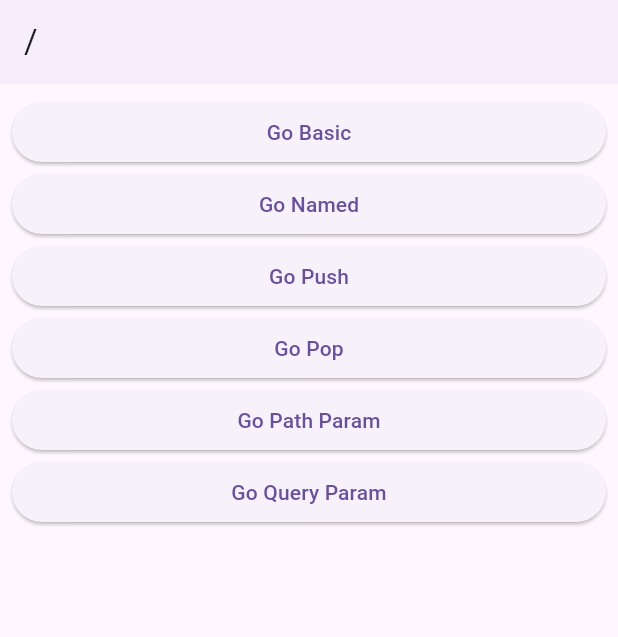
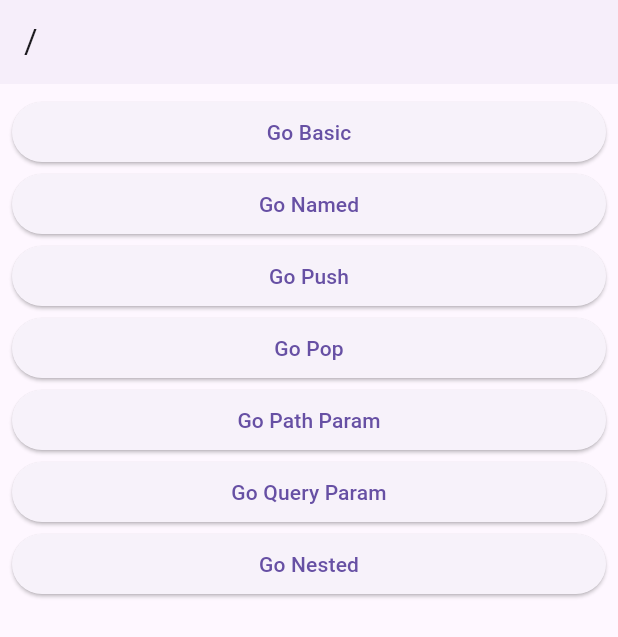
Before and after one commit to altese/study_inflearn_code_factory_go_router, a Flutter app: the screen it shows after launch, on a phone screen of 412 x 824 dp. Shown: the top 637 px of the screen. Run offline on Flutter 3.47's test engine with Material 3 defaults, Android fonts, the phone set to English and light mode, and no system bars; our stand-ins replace go_router.

Commit message:
🔨 [ShellRoute] 바텀 네비게이션 바 만들기

```diff
--- a/lib/route/router.dart
+++ b/lib/route/router.dart
@@ -6,6 +6,8 @@
 import 'package:study_inflearn_code_factory_go_router/screens/5_pop_return_screen.dart';
 import 'package:study_inflearn_code_factory_go_router/screens/6_path_param.dart';
 import 'package:study_inflearn_code_factory_go_router/screens/7_query_param_screen.dart';
+import 'package:study_inflearn_code_factory_go_router/screens/8_nested_child_screen.dart';
+import 'package:study_inflearn_code_factory_go_router/screens/8_nested_screen.dart';
 import 'package:study_inflearn_code_factory_go_router/screens/root_screen.dart';
 
 final router = GoRouter(
@@ -60,6 +62,28 @@
           path: 'query_param',
           builder: (context, state) => const QueryParamScreen(),
         ),
+        ShellRoute(
+          // NestedScreen: routes를 전부 감싸는 위젯
+          // child: routes
+          builder: (context, state, child) => NestedScreen(child: child),
+          routes: [
+            GoRoute(
+              path: 'nested/a',
+              builder: (context, state) =>
+                  const NestedChildScreen(routeName: '/nested/a'),
+            ),
+            GoRoute(
+              path: 'nested/b',
+              builder: (context, state) =>
+                  const NestedChildScreen(routeName: '/nested/b'),
+            ),
+            GoRoute(
+              path: 'nested/c',
+              builder: (context, state) =>
+                  const NestedChildScreen(routeName: '/nested/c'),
+            ),
+          ],
+        ),
       ],
     ),
   ],
--- a/lib/screens/root_screen.dart
+++ b/lib/screens/root_screen.dart
@@ -46,6 +46,12 @@
             },
             child: const Text('Go Query Param'),
           ),
+          ElevatedButton(
+            onPressed: () {
+              context.go('/nested/a');
+            },
+            child: const Text('Go Nested'),
+          ),
         ],
       ),
     );
```
Also changed, not shown: lib/screens/8_nested_child_screen.dart (added, +17 -0 lines), lib/screens/8_nested_screen.dart (added, +57 -0 lines).
